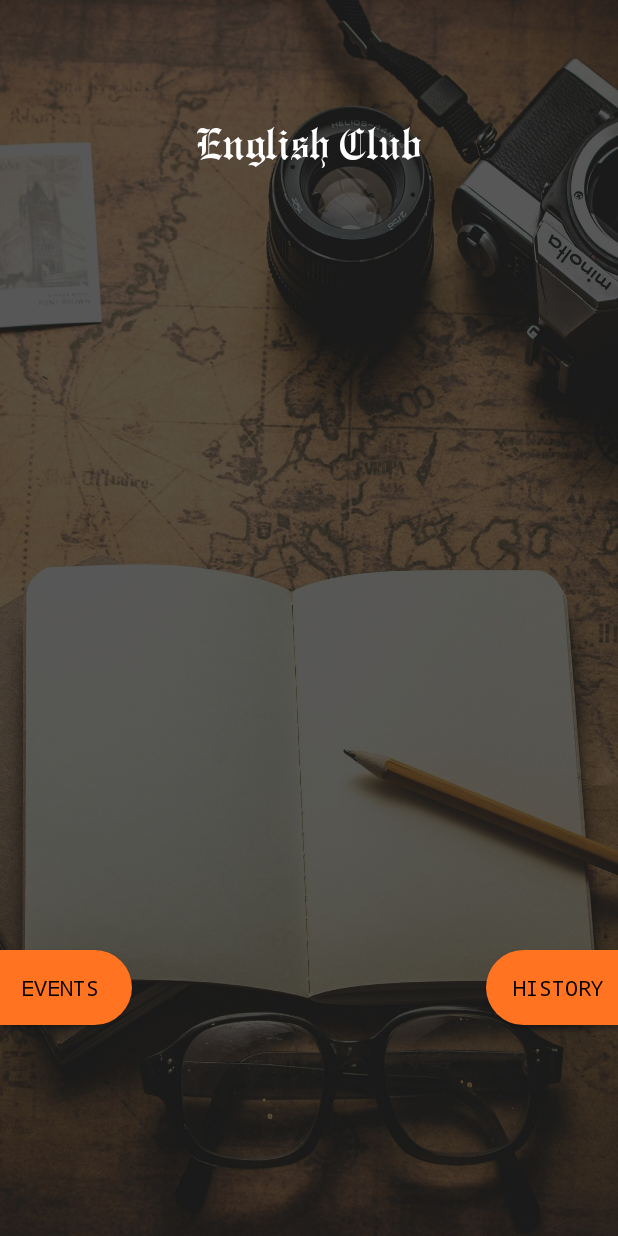
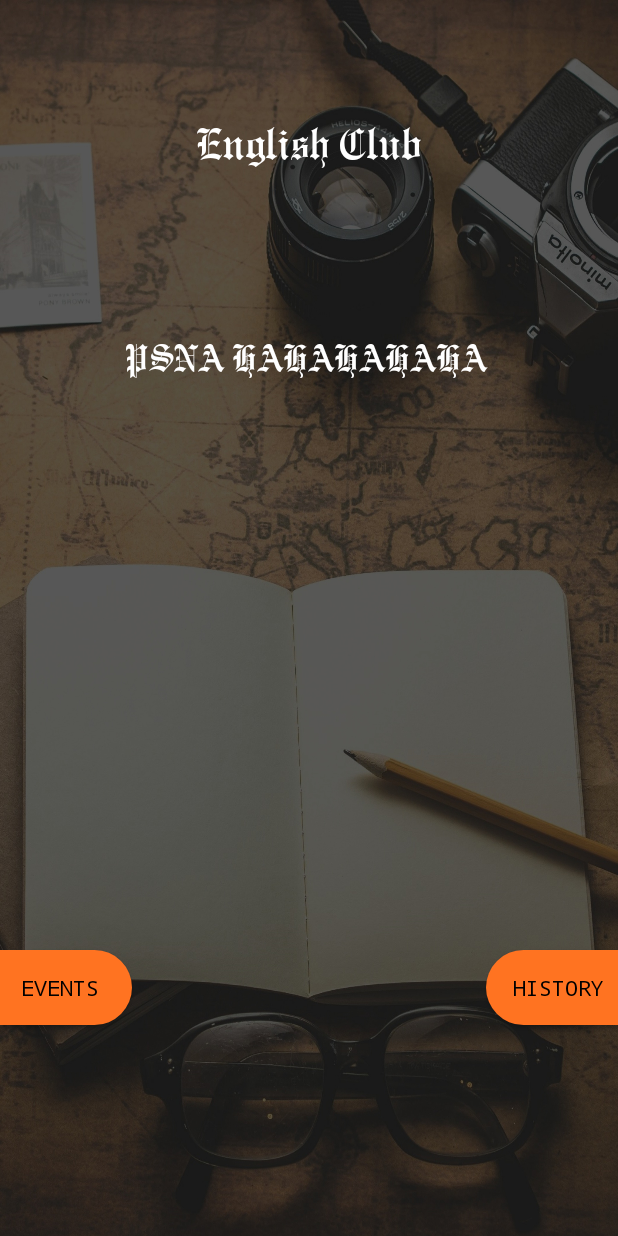
Before and after one commit to Akinthiya-developer/English-Club, an Android app: the screen it shows after launch once a user with an empty profile is signed in (HomePageActivity), on a phone screen of 412 x 824 dp. Run offline under Robolectric (Android 15) with nearby library versions, the phone set to English and light mode, and no system bars; our stand-ins replace Firebase (no records; nobody signed in at launch, a user with empty details on screens opened directly); libraries missing offline, so code that uses them is left out: com.jaeger.library; 2 statements that could not run were skipped.

Commit message:
made changes yeh

```diff
--- a/app/src/main/java/com/example/literatureclub/HomePageActivity.java
+++ b/app/src/main/java/com/example/literatureclub/HomePageActivity.java
@@ -4,31 +4,59 @@ import androidx.appcompat.app.AppCompatActivity;
 
 import android.content.Intent;
 import android.os.Bundle;
+import android.os.Handler;
+import android.util.Log;
 import android.view.View;
 import android.widget.Button;
+import android.widget.TextView;
+import android.widget.Toast;
 
+import com.google.firebase.auth.FirebaseAuth;
+import com.google.firebase.auth.FirebaseUser;
 import com.jaeger.library.StatusBarUtil;
 
 public class HomePageActivity extends AppCompatActivity {
 
+    private static final String TAG = "LOG_CAT";
     Button events,history;
+    TextView infot;
+    int i=0;
+    String[] infotext=new String[]{"\n\nPSNA HAHAHAHAHA", "\n\nHAHAHAHA PSNA","\n\nDID WITH THE HANDLER"};
     Boolean admin=false;
+    Handler handler;
 
     @Override
     protected void onCreate(Bundle savedInstanceState) {
         super.onCreate(savedInstanceState);
+
         setContentView(R.layout.activity_home_page);
         StatusBarUtil.setTransparent(this);
 
         events=findViewById(R.id.events);
+        infot=findViewById(R.id.infot);
         history=findViewById(R.id.history);
+
+        handler=new Handler();
+        final Runnable r=new Runnable(){
+            @Override
+            public void run() {
+                if(i==infotext.length)i=0;
+                infot.setText(infotext[i]);
+                i++;
+                handler.postDelayed(this,5000);
+            }
+        };
+        handler.postDelayed(r,5000);
 
         //Basic adminCheck
         //Will be sent to the admin class and there it will continue with the getCurrentUser thing... :)
-        if(new adminCheck().check()){
+        FirebaseUser firebaseUser= FirebaseAuth.getInstance().getCurrentUser();
+        if(firebaseUser.getEmail()=="literaryclubpsna@gmail.com"){
             history.setText("M-Data");
             events.setText("E-Update");
             admin = true;
+            Log.i(TAG, "onCreate: admin ");
+            Toast.makeText(this, "admin peh", Toast.LENGTH_SHORT).show();
         }
 
         history.setOnClickListener(new View.OnClickListener() {
--- a/app/src/main/res/layout/activity_home_page.xml
+++ b/app/src/main/res/layout/activity_home_page.xml
@@ -53,4 +53,18 @@
         app:layout_constraintTop_toTopOf="parent"
         app:layout_constraintVertical_bias="0.818" />
 
+    <TextView
+        android:id="@+id/infot"
+        android:layout_width="243dp"
+        android:layout_height="278dp"
+        android:text="\n\nKanne knne onna thooki kaana dhooram pogatta aasai ellam kekkata\naasai ellam ekkaata"
+        android:textColor="#fff"
+        android:textSize="26dp"
+        app:layout_constraintBottom_toBottomOf="parent"
+        app:layout_constraintEnd_toEndOf="parent"
+        app:layout_constraintHorizontal_bias="0.495"
+        app:layout_constraintStart_toStartOf="parent"
+        app:layout_constraintTop_toTopOf="parent"
+        app:layout_constraintVertical_bias="0.311" />
+
 </androidx.constraintlayout.widget.ConstraintLayout>
```
Also changed, not shown: app/src/main/res/drawable/dk.png (added), app/src/main/res/drawable/setting.png (added).
